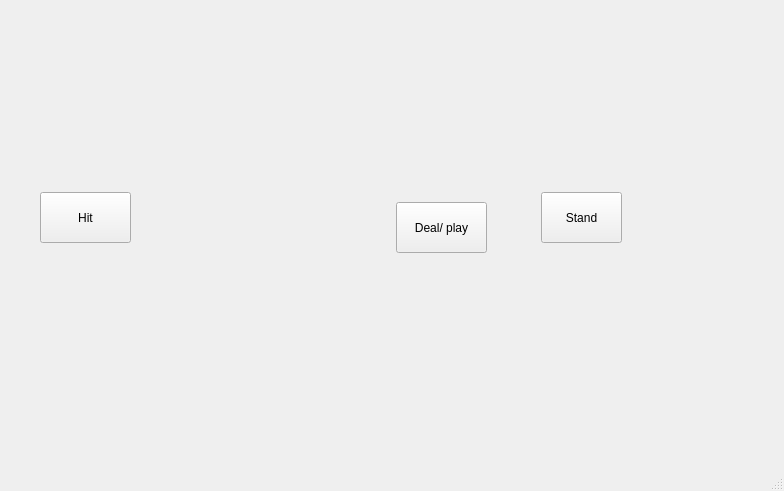
Before: the Qt Designer form mainwindow.ui in ArborChorus/QtBlackjack, drawn with Qt 5.
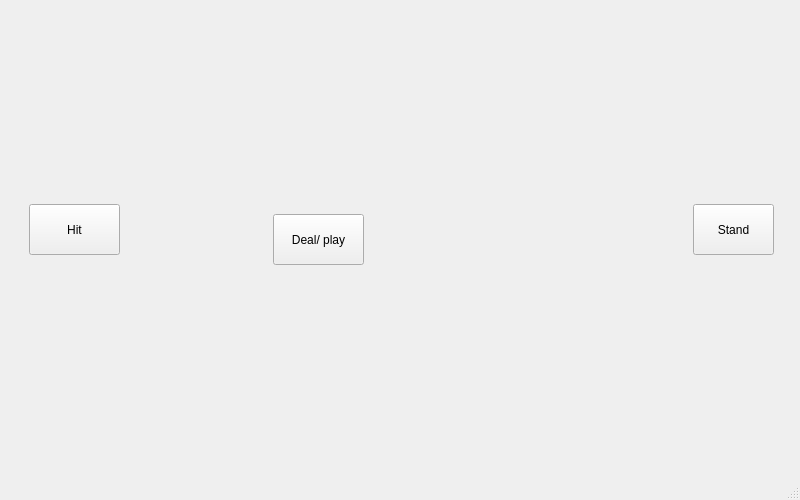
After: the same form once the commit is applied. Custom widgets are drawn as their Qt base class.

The edit to the form file:
```diff
--- a/mainwindow.ui
+++ b/mainwindow.ui
@@ -6,66 +6,52 @@
    <rect>
     <x>0</x>
     <y>0</y>
-    <width>784</width>
-    <height>491</height>
+    <width>800</width>
+    <height>500</height>
    </rect>
   </property>
+  <property name="minimumSize">
+   <size>
+    <width>800</width>
+    <height>500</height>
+   </size>
+  </property>
+  <property name="maximumSize">
+   <size>
+    <width>900</width>
+    <height>500</height>
+   </size>
+  </property>
   <property name="windowTitle">
    <string>MainWindow</string>
   </property>
   <widget class="QWidget" name="centralwidget">
-   <widget class="QWidget" name="gridLayoutWidget">
+   <layout class="QGridLayout" name="gridLayout_3">
+    <item row="0" column="0">
+     <layout class="QGridLayout" name="gridLayout" rowstretch="3,3,3" columnstretch="3,12,3">
+      <item row="1" column="0">
+       <widget class="QWidget" name="hitBtn" native="true">
+        <widget class="QPushButton" name="hitButton">
     <property name="geometry">
      <rect>
       <x>20</x>
-      <y>10</y>
-      <width>731</width>
-      <height>421</height>
-     </rect>
-    </property>
-    <layout class="QGridLayout" name="gridLayout" rowstretch="3,3,3" columnstretch="3,3,3">
-     <item row="2" column="2">
-      <widget class="BetWidget" name="betZone" native="true">
-       <widget class="QLabel" name="betLabel">
-        <property name="geometry">
-         <rect>
-          <x>10</x>
-          <y>110</y>
-          <width>49</width>
-          <height>16</height>
-         </rect>
-        </property>
-        <property name="text">
-         <string/>
-        </property>
-       </widget>
-       <widget class="QLabel" name="balanceLabel">
-        <property name="geometry">
-         <rect>
-          <x>138</x>
-          <y>110</y>
+           <y>40</y>
           <width>91</width>
-          <height>20</height>
+           <height>51</height>
          </rect>
         </property>
         <property name="text">
-         <string/>
+          <string>Hit</string>
         </property>
        </widget>
       </widget>
      </item>
+      <item row="0" column="0">
+       <widget class="QWidget" name="usedCardDeck" native="true"/>
+      </item>
      <item row="2" column="1">
       <widget class="QWidget" name="playerZone" native="true">
-       <widget class="QWidget" name="verticalLayoutWidget">
-        <property name="geometry">
-         <rect>
-          <x>10</x>
-          <y>10</y>
-          <width>221</width>
-          <height>121</height>
-         </rect>
-        </property>
-        <layout class="QVBoxLayout" name="verticalLayout" stretch="5,1">
+        <layout class="QVBoxLayout" name="verticalLayout">
          <item>
           <widget class="CardWidget" name="playerHand" native="true"/>
          </item>
@@ -78,24 +64,9 @@
          </item>
         </layout>
        </widget>
-      </widget>
-     </item>
-     <item row="1" column="2">
-      <widget class="QWidget" name="standBtn" native="true">
-       <widget class="QPushButton" name="standButton">
-        <property name="geometry">
-         <rect>
-          <x>30</x>
-          <y>40</y>
-          <width>81</width>
-          <height>51</height>
-         </rect>
-        </property>
-        <property name="text">
-         <string>Stand</string>
-        </property>
-       </widget>
-      </widget>
+      </item>
+      <item row="0" column="2">
+       <widget class="QWidget" name="cardDeck" native="true"/>
      </item>
      <item row="0" column="1">
       <widget class="QWidget" name="dealerPlayZone" native="true">
@@ -132,31 +103,55 @@
        </widget>
       </widget>
      </item>
-     <item row="0" column="0">
-      <widget class="QWidget" name="usedCardDeck" native="true"/>
-     </item>
-     <item row="1" column="0">
-      <widget class="QWidget" name="hitBtn" native="true">
-       <widget class="QPushButton" name="hitButton">
-        <property name="geometry">
-         <rect>
-          <x>20</x>
-          <y>40</y>
-          <width>91</width>
-          <height>51</height>
-         </rect>
-        </property>
-        <property name="text">
-         <string>Hit</string>
-        </property>
-       </widget>
-      </widget>
-     </item>
      <item row="2" column="0">
       <widget class="QWidget" name="coatChange" native="true"/>
      </item>
-     <item row="0" column="2">
-      <widget class="QWidget" name="cardDeck" native="true"/>
+      <item row="1" column="2">
+       <widget class="QWidget" name="standBtn" native="true">
+        <widget class="QPushButton" name="standButton">
+         <property name="geometry">
+          <rect>
+           <x>30</x>
+           <y>40</y>
+           <width>81</width>
+           <height>51</height>
+          </rect>
+         </property>
+         <property name="text">
+          <string>Stand</string>
+         </property>
+        </widget>
+       </widget>
+      </item>
+      <item row="2" column="2">
+       <widget class="BetWidget" name="betZone" native="true">
+        <widget class="QLabel" name="betLabel">
+         <property name="geometry">
+          <rect>
+           <x>10</x>
+           <y>110</y>
+           <width>49</width>
+           <height>16</height>
+          </rect>
+         </property>
+         <property name="text">
+          <string/>
+         </property>
+        </widget>
+        <widget class="QLabel" name="balanceLabel">
+         <property name="geometry">
+          <rect>
+           <x>138</x>
+           <y>110</y>
+           <width>91</width>
+           <height>20</height>
+          </rect>
+         </property>
+         <property name="text">
+          <string/>
+         </property>
+        </widget>
+       </widget>
      </item>
      <item row="1" column="1">
       <widget class="QWidget" name="widget" native="true">
@@ -189,7 +184,8 @@
       </widget>
      </item>
     </layout>
-   </widget>
+    </item>
+   </layout>
   </widget>
   <widget class="QMenuBar" name="menubar">
    <property name="geometry">
```
Left out of the diff: 9 changed lines with no effect on the pictures. Lines whose indentation alone changed are shown as unchanged.
